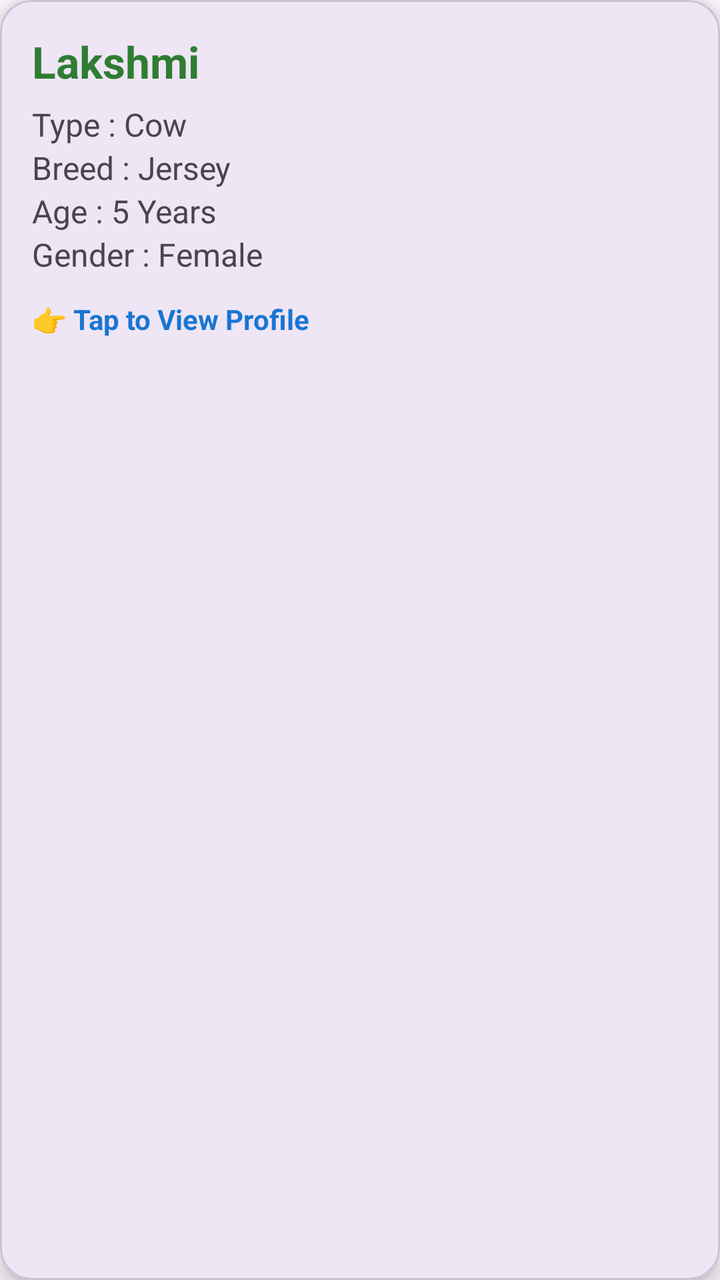
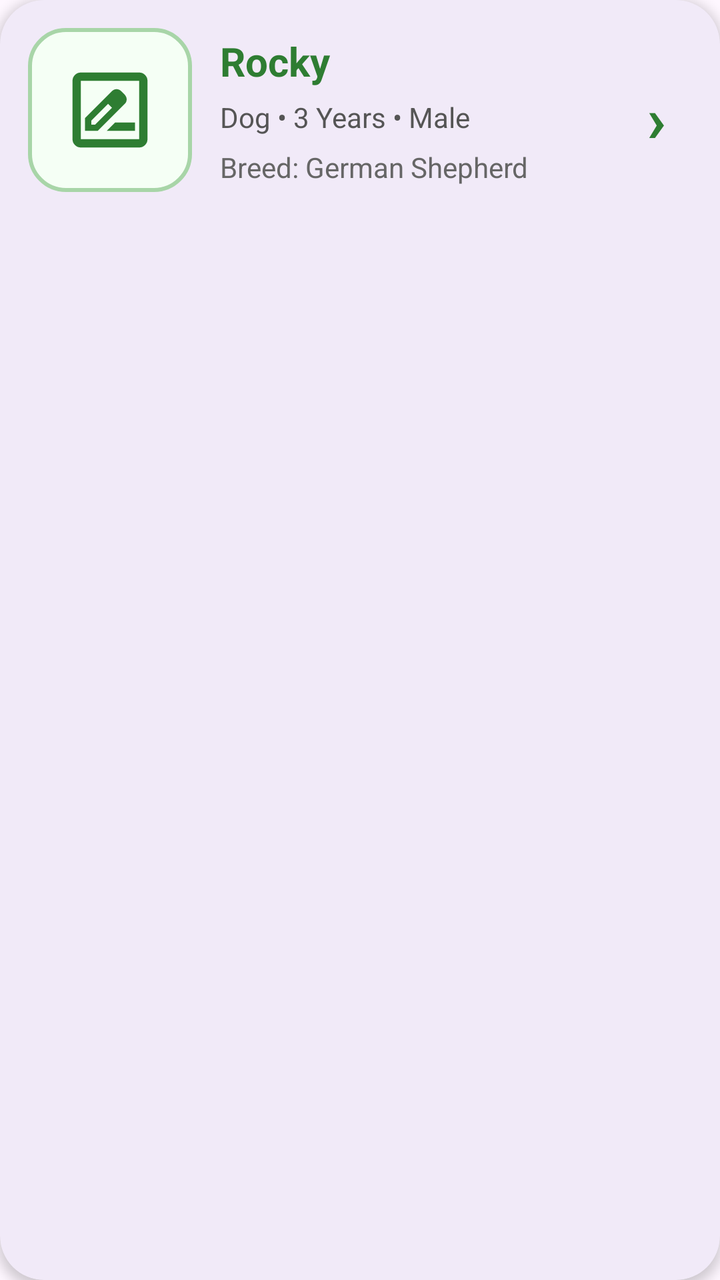

Before-and-after screenshots of an Android layout around one commit, followed by the original layout XML and the change that was made.
<!-- AndroidManifest.xml: application theme Theme.VetConnect -->
<!-- res/layout/item_animal.xml -->
<?xml version="1.0" encoding="utf-8"?>
<com.google.android.material.card.MaterialCardView
    xmlns:android="http://schemas.android.com/apk/res/android"
    xmlns:app="http://schemas.android.com/apk/res-auto"
    android:id="@+id/cardAnimal"
    android:layout_width="match_parent"
    android:layout_height="wrap_content"
    android:layout_margin="10dp"
    app:cardCornerRadius="16dp"
    app:cardElevation="6dp">

    <LinearLayout
        android:layout_width="match_parent"
        android:layout_height="wrap_content"
        android:orientation="vertical"
        android:padding="16dp">

        <TextView
            android:id="@+id/tvAnimalName"
            android:layout_width="wrap_content"
            android:layout_height="wrap_content"
            android:text="Lakshmi"
            android:textSize="22sp"
            android:textStyle="bold"
            android:textColor="#2E7D32"/>

        <TextView
            android:id="@+id/tvAnimalType"
            android:layout_width="wrap_content"
            android:layout_height="wrap_content"
            android:text="Type : Cow"
            android:textSize="16sp"
            android:layout_marginTop="6dp"/>

        <TextView
            android:id="@+id/tvBreed"
            android:layout_width="wrap_content"
            android:layout_height="wrap_content"
            android:text="Breed : Jersey"
            android:textSize="16sp"/>

        <TextView
            android:id="@+id/tvAge"
            android:layout_width="wrap_content"
            android:layout_height="wrap_content"
            android:text="Age : 5 Years"
            android:textSize="16sp"/>

        <TextView
            android:id="@+id/tvGender"
            android:layout_width="wrap_content"
            android:layout_height="wrap_content"
            android:text="Gender : Female"
            android:textSize="16sp"/>

        <TextView
            android:layout_width="wrap_content"
            android:layout_height="wrap_content"
            android:text="👉 Tap to View Profile"
            android:textStyle="bold"
            android:textColor="#1976D2"
            android:layout_marginTop="12dp"/>

    </LinearLayout>

</com.google.android.material.card.MaterialCardView>
<!-- resources referenced by this layout -->
<resources>
  <style name="Theme.VetConnect" parent="Base.Theme.VetConnect" />
  <style name="Base.Theme.VetConnect" parent="Theme.Material3.DayNight.NoActionBar">
  
          <item name="android:statusBarColor">@android:color/transparent</item>
  
          <item name="android:windowLightStatusBar">true</item>
  
      </style>
</resources>

<!-- the commit's change to res/layout/item_animal.xml (unified diff, before → after) -->
@@ -2,64 +2,90 @@
 <com.google.android.material.card.MaterialCardView
     xmlns:android="http://schemas.android.com/apk/res/android"
     xmlns:app="http://schemas.android.com/apk/res-auto"
-    android:id="@+id/cardAnimal"
     android:layout_width="match_parent"
     android:layout_height="wrap_content"
-    android:layout_margin="10dp"
-    app:cardCornerRadius="16dp"
-    app:cardElevation="6dp">
+    android:layout_marginStart="4dp"
+    android:layout_marginEnd="4dp"
+    android:layout_marginTop="8dp"
+    android:layout_marginBottom="8dp"
+    app:cardBackgroundColor="#F1EAF8"
+    app:cardCornerRadius="22dp"
+    app:cardElevation="3dp"
+    app:strokeWidth="0dp">
 
     <LinearLayout
         android:layout_width="match_parent"
         android:layout_height="wrap_content"
-        android:orientation="vertical"
-        android:padding="16dp">
+        android:orientation="horizontal"
+        android:padding="14dp"
+        android:gravity="center_vertical">
+
+        <ImageView
+            android:id="@+id/ivAnimalPhoto"
+            android:layout_width="82dp"
+            android:layout_height="82dp"
+            android:src="@drawable/ic_pet"
+            android:scaleType="centerCrop"
+            android:background="@drawable/animal_photo_bg"
+            android:padding="16dp"
+            android:contentDescription="Animal Photo" />
+
+        <LinearLayout
+            android:layout_width="0dp"
+            android:layout_height="wrap_content"
+            android:layout_weight="1"
+            android:layout_marginStart="14dp"
+            android:orientation="vertical">
+
+            <TextView
+                android:id="@+id/tvAnimalName"
+                android:layout_width="wrap_content"
+                android:layout_height="wrap_content"
+                android:text="Rocky"
+                android:textColor="#2E7D32"
+                android:textSize="20sp"
+                android:textStyle="bold" />
+
+            <TextView
+                android:id="@+id/tvAnimalType"
+                android:layout_width="wrap_content"
+                android:layout_height="wrap_content"
+                android:layout_marginTop="5dp"
+                android:text="Dog • 3 Years • Male"
+                android:textColor="#555555"
+                android:textSize="14sp" />
+
+            <TextView
+                android:id="@+id/tvBreed"
+                android:layout_width="wrap_content"
+                android:layout_height="wrap_content"
+                android:layout_marginTop="6dp"
+                android:text="Breed: German Shepherd"
+                android:textColor="#666666"
+                android:textSize="14sp" />
+
+            <TextView
+                android:id="@+id/tvAge"
+                android:layout_width="1dp"
+                android:layout_height="1dp"
+                android:visibility="gone" />
+
+            <TextView
+                android:id="@+id/tvGender"
+                android:layout_width="1dp"
+                android:layout_height="1dp"
+                android:visibility="gone" />
+
+        </LinearLayout>
 
         <TextView
-            android:id="@+id/tvAnimalName"
-            android:layout_width="wrap_content"
-            android:layout_height="wrap_content"
-            android:text="Lakshmi"
-            android:textSize="22sp"
-            android:textStyle="bold"
-            android:textColor="#2E7D32"/>
-
-        <TextView
-            android:id="@+id/tvAnimalType"
-            android:layout_width="wrap_content"
-            android:layout_height="wrap_content"
-            android:text="Type : Cow"
-            android:textSize="16sp"
-            android:layout_marginTop="6dp"/>
-
-        <TextView
-            android:id="@+id/tvBreed"
-            android:layout_width="wrap_content"
-            android:layout_height="wrap_content"
-            android:text="Breed : Jersey"
-            android:textSize="16sp"/>
-
-        <TextView
-            android:id="@+id/tvAge"
-            android:layout_width="wrap_content"
-            android:layout_height="wrap_content"
-            android:text="Age : 5 Years"
-            android:textSize="16sp"/>
-
-        <TextView
-            android:id="@+id/tvGender"
-            android:layout_width="wrap_content"
-            android:layout_height="wrap_content"
-            android:text="Gender : Female"
-            android:textSize="16sp"/>
-
-        <TextView
-            android:layout_width="wrap_content"
-            android:layout_height="wrap_content"
-            android:text="👉 Tap to View Profile"
-            android:textStyle="bold"
-            android:textColor="#1976D2"
-            android:layout_marginTop="12dp"/>
+            android:layout_width="36dp"
+            android:layout_height="36dp"
+            android:gravity="center"
+            android:text="›"
+            android:textColor="#2E7D32"
+            android:textSize="32sp"
+            android:textStyle="bold" />
 
     </LinearLayout>
 
<!-- resource entries referenced after the edit -->
@@ -1,5 +1,25 @@
 <!-- resources referenced by this layout -->
 <resources>
+  <!-- drawable animal_photo_bg (drawable) -->
+  <?xml version="1.0" encoding="utf-8"?>
+  <shape xmlns:android="http://schemas.android.com/apk/res/android"
+      android:shape="rectangle">
+  
+      <solid android:color="#F5FFF5" />
+  
+      <corners android:radius="18dp" />
+  
+      <stroke
+          android:width="2dp"
+          android:color="#A8D5A8" />
+  
+  </shape>
+  <!-- drawable ic_pet (drawable) -->
+  <vector xmlns:android="http://schemas.android.com/apk/res/android" android:height="24dp" android:tint="#2E7D32" android:viewportHeight="960" android:viewportWidth="960" android:width="24dp">
+        
+      <path android:fillColor="@android:color/white" android:pathData="M449,680L720,680L720,600L529,600L449,680ZM240,680L363,680L623,420Q632,411 636,399.5Q640,388 640,377Q640,366 635.5,355Q631,344 623,335L586,298Q577,289 566,284.5Q555,280 543,280Q532,280 521,284Q510,288 501,297L240,557L240,680ZM580,377L580,377L543,340L543,340L580,377ZM300,620L300,582L462,421L481,439L499,458L338,620L300,620ZM481,439L499,458L499,458L462,421L462,421L481,439ZM200,840Q167,840 143.5,816.5Q120,793 120,760L120,200Q120,167 143.5,143.5Q167,120 200,120L760,120Q793,120 816.5,143.5Q840,167 840,200L840,760Q840,793 816.5,816.5Q793,840 760,840L200,840ZM200,760L760,760Q760,760 760,760Q760,760 760,760L760,200Q760,200 760,200Q760,200 760,200L200,200Q200,200 200,200Q200,200 200,200L200,760Q200,760 200,760Q200,760 200,760ZM200,200L200,200Q200,200 200,200Q200,200 200,200L200,760Q200,760 200,760Q200,760 200,760L200,760Q200,760 200,760Q200,760 200,760L200,200Q200,200 200,200Q200,200 200,200Z"/>
+      
+  </vector>
   <style name="Theme.VetConnect" parent="Base.Theme.VetConnect" />
   <style name="Base.Theme.VetConnect" parent="Theme.Material3.DayNight.NoActionBar">
   
